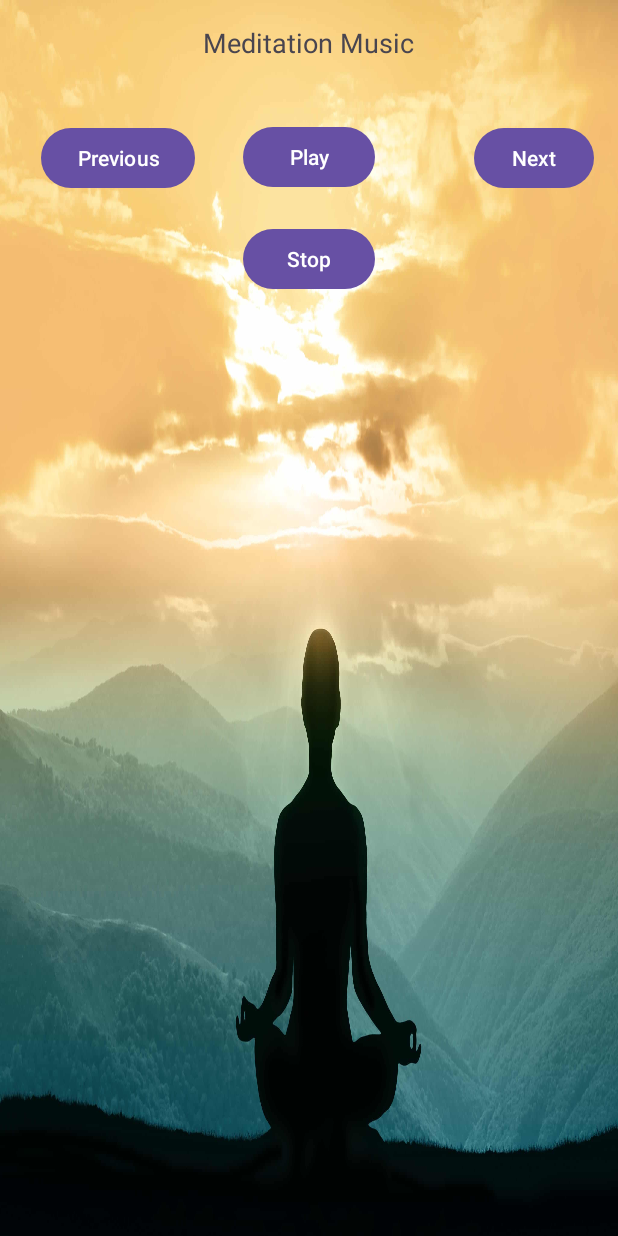
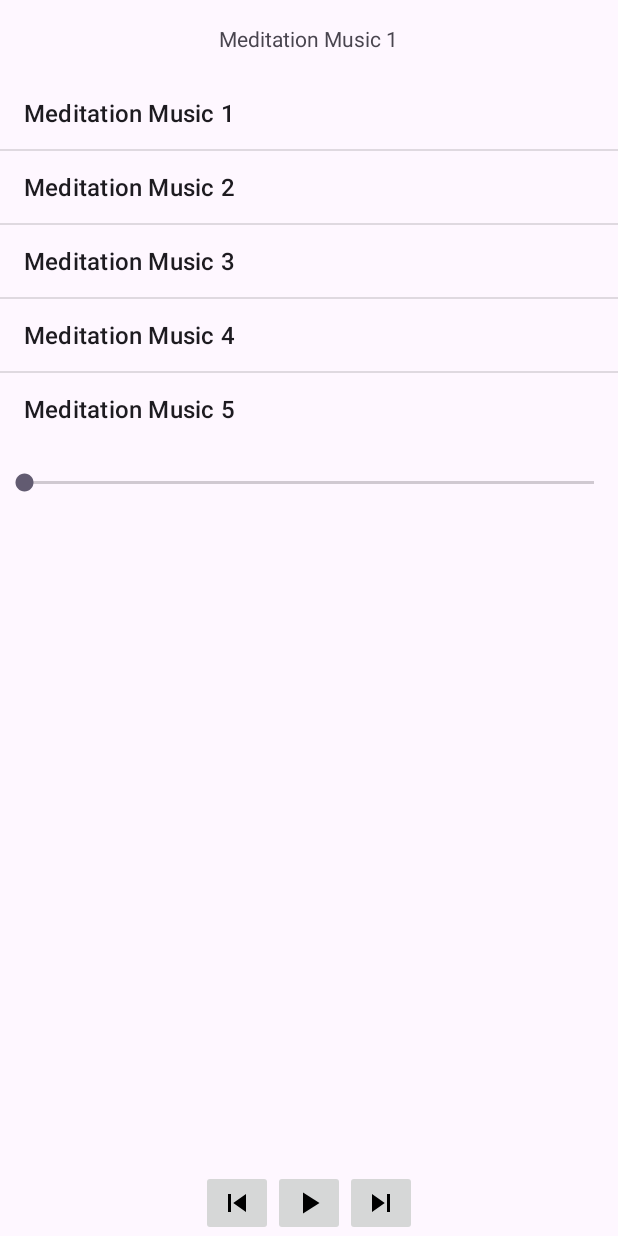
Before and after one commit to IanHipolito/StressLessApp, an Android app: the MeditationActivity screen opened directly, with no data from a screen before it, on a phone screen of 412 x 824 dp. Run offline under Robolectric (Android 15) with nearby library versions, the phone set to English and light mode, and no system bars.

Commit message:
Changes to Meditation Activity and XML

```diff
--- a/app/src/main/AndroidManifest.xml
+++ b/app/src/main/AndroidManifest.xml
@@ -1,6 +1,8 @@
 <?xml version="1.0" encoding="utf-8"?>
 <manifest xmlns:android="http://schemas.android.com/apk/res/android"
     xmlns:tools="http://schemas.android.com/tools">
+
+    <uses-permission android:name="android.permission.RECORD_AUDIO" />
 
     <application
         android:allowBackup="true"
@@ -34,6 +36,10 @@
             android:name=".MindfulnessActivity">
         </activity>
 
+<!--        <activity-->
+<!--            android:name=".SoundLevelActivity">-->
+<!--        </activity>-->
+
 
     </application>
 
--- a/app/src/main/java/com/example/stressless/MainActivity.java
+++ b/app/src/main/java/com/example/stressless/MainActivity.java
@@ -17,6 +17,7 @@ public class MainActivity extends AppCompatActivity {
         Button buttonMeditation = findViewById(R.id.buttonMeditation);
         Button buttonBreathing = findViewById(R.id.buttonBreathing);
         Button buttonMindfulness = findViewById(R.id.buttonMindfulness);
+//        Button buttonSoundLevel = findViewById(R.id.buttonSoundLevel);
 
         buttonMeditation.setOnClickListener(new View.OnClickListener() {
             @Override
@@ -32,11 +33,12 @@ public class MainActivity extends AppCompatActivity {
             }
         });
 
-        buttonMindfulness.setOnClickListener(new View.OnClickListener() {
-            @Override
-            public void onClick(View view) {
-                startActivity(new Intent(MainActivity.this, MindfulnessActivity.class));
-            }
-        });
+//        buttonMindfulness.setOnClickListener(new View.OnClickListener() {
+//            @Override
+//            public void onClick(View view) {
+//                startActivity(new Intent(MainActivity.this, MindfulnessActivity.class));
+//            }
+//        });
+
     }
 }
--- a/app/src/main/java/com/example/stressless/MeditationActivity.java
+++ b/app/src/main/java/com/example/stressless/MeditationActivity.java
@@ -2,99 +2,135 @@ package com.example.stressless;
 
 import android.media.MediaPlayer;
 import android.os.Bundle;
+import android.os.Handler;
 import android.view.View;
-import android.widget.Button;
-import android.widget.Toast;
-
+import android.widget.ArrayAdapter;
+import android.widget.ImageButton;
+import android.widget.ListView;
+import android.widget.SeekBar;
+import android.widget.TextView;
 import androidx.appcompat.app.AppCompatActivity;
 
-public class MeditationActivity extends AppCompatActivity{
+public class MeditationActivity extends AppCompatActivity {
     private MediaPlayer mediaPlayer;
-    private Button playButton;
-    private Button stopButton;
-    private Button previousButton;
-    private Button nextButton;
-    private int[] songs = {R.raw.meditation_music, R.raw.meditation_music2, R.raw.meditation_music3,
-            R.raw.meditation_music4};
+    private ImageButton playPauseButton;
+    private ImageButton previousButton;
+    private ImageButton nextButton;
+    private TextView songTitleTextView;
+    private ListView songListView;
+    private SeekBar songProgressBar;
+    private ArrayAdapter<String> adapter;
+    private Handler progressHandler = new Handler();
+    private String[] songNames = {"Meditation Music 1", "Meditation Music 2", "Meditation Music 3", "Meditation Music 4", "Meditation Music 5"};
+    private int[] songs = {R.raw.meditation_music, R.raw.meditation_music1, R.raw.meditation_music2, R.raw.meditation_music3, R.raw.meditation_music4};
     private int currentSongIndex = 0;
 
     @Override
-    protected void onCreate(Bundle savedInstanceState){
+    protected void onCreate(Bundle savedInstanceState) {
         super.onCreate(savedInstanceState);
         setContentView(R.layout.activity_meditation);
 
-        mediaPlayer = MediaPlayer.create(this, R.raw.meditation_music);
-        playButton = findViewById(R.id.playButton);
-        stopButton = findViewById(R.id.stopButton);
+        mediaPlayer = MediaPlayer.create(this, songs[currentSongIndex]);
+        playPauseButton = findViewById(R.id.playPauseButton);
         previousButton = findViewById(R.id.previousButton);
         nextButton = findViewById(R.id.nextButton);
+        songTitleTextView = findViewById(R.id.songTitleTextView);
+        songListView = findViewById(R.id.songListView);
+        songProgressBar = findViewById(R.id.songProgressBar);
 
-        playButton.setOnClickListener(new View.OnClickListener(){
+        adapter = new ArrayAdapter<>(this, android.R.layout.simple_list_item_1, songNames);
+        songListView.setAdapter(adapter);
+        updateSongTitle(currentSongIndex);
+
+        playPauseButton.setOnClickListener(new View.OnClickListener() {
             @Override
-            public void onClick(View view){
-                if(!mediaPlayer.isPlaying()){
+            public void onClick(View view) {
+                if (mediaPlayer.isPlaying()) {
+                    mediaPlayer.pause();
+                    playPauseButton.setImageResource(R.drawable.baseline_play_arrow_24);
+                } else {
                     mediaPlayer.start();
-                    Toast.makeText(MeditationActivity.this, "Meditation Music Playing",
-                            Toast.LENGTH_SHORT).show();
-
+                    playPauseButton.setImageResource(R.drawable.baseline_pause_24);
                 }
             }
         });
 
-        stopButton.setOnClickListener(new View.OnClickListener(){
+        previousButton.setOnClickListener(view -> changeSong(false));
+        nextButton.setOnClickListener(view -> changeSong(true));
+
+        songListView.setOnItemClickListener((parent, view, position, id) -> {
+            currentSongIndex = position;
+            playSong(currentSongIndex);
+        });
+
+        songProgressBar.setMax(mediaPlayer.getDuration());
+        songProgressBar.setOnSeekBarChangeListener(new SeekBar.OnSeekBarChangeListener() {
             @Override
-            public void onClick(View view){
-                if(mediaPlayer.isPlaying()){
-                    mediaPlayer.pause();
-                    mediaPlayer.seekTo(0);
-                    Toast.makeText(MeditationActivity.this, "Meditation Music Stopped",
-                            Toast.LENGTH_SHORT).show();
+            public void onProgressChanged(SeekBar seekBar, int progress, boolean fromUser) {
+                if (fromUser) {
+                    mediaPlayer.seekTo(progress);
                 }
             }
-        });
 
-        previousButton.setOnClickListener(new View.OnClickListener(){
             @Override
-            public void onClick(View view){
-                if(currentSongIndex > 0){
-                    currentSongIndex--;
-                }
-                else{
-                    currentSongIndex = songs.length -1;
-                }
-                playSong(currentSongIndex);
+            public void onStartTrackingTouch(SeekBar seekBar) {
+                mediaPlayer.pause();
+            }
+
+            @Override
+            public void onStopTrackingTouch(SeekBar seekBar) {
+                mediaPlayer.start();
             }
         });
-
-        nextButton.setOnClickListener(new View.OnClickListener(){
-            @Override
-            public void onClick(View view){
-                if(currentSongIndex < songs.length - 1){
-                    currentSongIndex++;
-                }
-                else{
-                    currentSongIndex = 0;
-                }
-                playSong(currentSongIndex);
-            }
-        });
-
+        updateProgressBar();
     }
 
-    private void playSong(int SongIndex){
-        if(mediaPlayer !=null){
+    private void updateProgressBar() {
+        progressHandler.postDelayed(updateProgressRunnable, 100);
+    }
+
+    private Runnable updateProgressRunnable = new Runnable() {
+        public void run() {
+            if (mediaPlayer != null) {
+                int mCurrentPosition = mediaPlayer.getCurrentPosition();
+                songProgressBar.setProgress(mCurrentPosition);
+            }
+            progressHandler.postDelayed(this, 100);
+        }
+    };
+
+    private void updateSongTitle(int currentSongIndex) {
+        songTitleTextView.setText(songNames[currentSongIndex]);
+    }
+
+    private void playSong(int songIndex) {
+        if (mediaPlayer != null) {
             mediaPlayer.release();
         }
-        mediaPlayer = MediaPlayer.create(this, songs[SongIndex]);
+        mediaPlayer = MediaPlayer.create(this, songs[songIndex]);
         mediaPlayer.start();
+        updateSongTitle(songIndex);
+        playPauseButton.setImageResource(R.drawable.baseline_pause_24);
+        songProgressBar.setMax(mediaPlayer.getDuration());
+        updateProgressBar();
+    }
+
+    private void changeSong(boolean next) {
+        if (next) {
+            currentSongIndex = (currentSongIndex + 1) % songs.length;
+        } else {
+            currentSongIndex = (currentSongIndex - 1 + songs.length) % songs.length;
+        }
+        playSong(currentSongIndex);
     }
 
     @Override
-    protected void onDestroy(){
+    protected void onDestroy() {
         super.onDestroy();
-        if(mediaPlayer != null){
+        if (mediaPlayer != null) {
             mediaPlayer.release();
             mediaPlayer = null;
         }
+        progressHandler.removeCallbacks(updateProgressRunnable);
     }
 }
--- /dev/null
+++ b/app/src/main/res/drawable/baseline_pause_24.xml
@@ -0,0 +1,5 @@
+<vector android:height="24dp" android:tint="#000000"
+    android:viewportHeight="24" android:viewportWidth="24"
+    android:width="24dp" xmlns:android="http://schemas.android.com/apk/res/android">
+    <path android:fillColor="@android:color/white" android:pathData="M6,19h4L10,5L6,5v14zM14,5v14h4L18,5h-4z"/>
+</vector>
--- /dev/null
+++ b/app/src/main/res/drawable/baseline_play_arrow_24.xml
@@ -0,0 +1,5 @@
+<vector android:height="24dp" android:tint="#000000"
+    android:viewportHeight="24" android:viewportWidth="24"
+    android:width="24dp" xmlns:android="http://schemas.android.com/apk/res/android">
+    <path android:fillColor="@android:color/white" android:pathData="M8,5v14l11,-7z"/>
+</vector>
--- /dev/null
+++ b/app/src/main/res/drawable/baseline_skip_next_24.xml
@@ -0,0 +1,5 @@
+<vector android:height="24dp" android:tint="#000000"
+    android:viewportHeight="24" android:viewportWidth="24"
+    android:width="24dp" xmlns:android="http://schemas.android.com/apk/res/android">
+    <path android:fillColor="@android:color/white" android:pathData="M6,18l8.5,-6L6,6v12zM16,6v12h2V6h-2z"/>
+</vector>
--- /dev/null
+++ b/app/src/main/res/drawable/baseline_skip_previous_24.xml
@@ -0,0 +1,5 @@
+<vector android:height="24dp" android:tint="#000000"
+    android:viewportHeight="24" android:viewportWidth="24"
+    android:width="24dp" xmlns:android="http://schemas.android.com/apk/res/android">
+    <path android:fillColor="@android:color/white" android:pathData="M6,6h2v12L6,18zM9.5,12l8.5,6L18,6z"/>
+</vector>
--- a/app/src/main/res/layout/activity_main.xml
+++ b/app/src/main/res/layout/activity_main.xml
@@ -51,4 +51,14 @@
         app:layout_constraintStart_toStartOf="parent"
         app:layout_constraintTop_toBottomOf="@+id/buttonBreathing" />
 
+    <Button
+        android:id="@+id/buttonSoundLevel"
+        android:layout_width="0dp"
+        android:layout_height="wrap_content"
+        android:layout_marginTop="32dp"
+        android:text="Test Sound Levels"
+        app:layout_constraintEnd_toEndOf="parent"
+        app:layout_constraintStart_toStartOf="parent"
+        app:layout_constraintTop_toBottomOf="@+id/buttonMindfulness" />
+
 </androidx.constraintlayout.widget.ConstraintLayout>
--- a/app/src/main/res/layout/activity_meditation.xml
+++ b/app/src/main/res/layout/activity_meditation.xml
@@ -1,60 +1,53 @@
 <?xml version="1.0" encoding="utf-8"?>
 <RelativeLayout xmlns:android="http://schemas.android.com/apk/res/android"
-    xmlns:tools="http://schemas.android.com/tools"
     android:layout_width="match_parent"
-    android:layout_height="match_parent"
-    android:padding="16dp"
-    android:background="@drawable/appbackground2"
-    tools:context=".MeditationActivity">
+    android:layout_height="match_parent">
 
     <TextView
-        android:id="@+id/textViewInstruction"
+        android:id="@+id/songTitleTextView"
         android:layout_width="wrap_content"
         android:layout_height="wrap_content"
-        android:textAlignment="center"
-        android:text="Meditation Music"
+        android:text="Song Title"
         android:layout_centerHorizontal="true"
-        android:textSize="18sp"
-        android:layout_marginBottom="20dp"
-        android:layout_alignParentTop="true"/>
+        android:layout_marginTop="16dp"/>
 
-    <Button
-        android:id="@+id/playButton"
-        android:layout_width="wrap_content"
+    <ListView
+        android:id="@+id/songListView"
+        android:layout_width="match_parent"
         android:layout_height="wrap_content"
-        android:text="Play"
-        android:layout_below="@id/textViewInstruction"
-        android:layout_centerHorizontal="true"
-        android:layout_marginTop="20dp" />
+        android:layout_below="@id/songTitleTextView"
+        android:layout_marginTop="16dp"/>
 
-    <Button
-        android:id="@+id/stopButton"
-        android:layout_width="wrap_content"
+    <SeekBar
+        android:id="@+id/songProgressBar"
+        android:layout_width="match_parent"
         android:layout_height="wrap_content"
-        android:text="Stop"
-        android:layout_below="@id/playButton"
-        android:layout_centerHorizontal="true"
-        android:layout_marginTop="20dp" />
+        android:layout_below="@id/songListView"
+        android:layout_marginTop="16dp" />
 
-    <Button
-        android:id="@+id/previousButton"
-        android:layout_width="wrap_content"
+    <LinearLayout
+        android:layout_width="match_parent"
         android:layout_height="wrap_content"
-        android:layout_marginEnd="32dp"
-        android:layout_marginRight="32dp"
-        android:layout_marginTop="65dp"
-        android:layout_toStartOf="@+id/playButton"
-        android:layout_toLeftOf="@+id/playButton"
-        android:text="Previous" />
+        android:layout_alignParentBottom="true"
+        android:orientation="horizontal"
+        android:gravity="center">
 
-    <Button
-        android:id="@+id/nextButton"
-        android:layout_width="wrap_content"
-        android:layout_height="wrap_content"
-        android:layout_marginLeft="66dp"
-        android:layout_marginTop="65dp"
-        android:layout_toEndOf="@+id/playButton"
-        android:layout_toRightOf="@+id/playButton"
-        android:text="Next" />
+        <ImageButton
+            android:id="@+id/previousButton"
+            android:layout_width="wrap_content"
+            android:layout_height="wrap_content"
+            android:src="@drawable/baseline_skip_previous_24" />
 
+        <ImageButton
+            android:id="@+id/playPauseButton"
+            android:layout_width="wrap_content"
+            android:layout_height="wrap_content"
+            android:src="@drawable/baseline_play_arrow_24" />
+
+        <ImageButton
+            android:id="@+id/nextButton"
+            android:layout_width="wrap_content"
+            android:layout_height="wrap_content"
+            android:src="@drawable/baseline_skip_next_24" />
+    </LinearLayout>
 </RelativeLayout>
```
